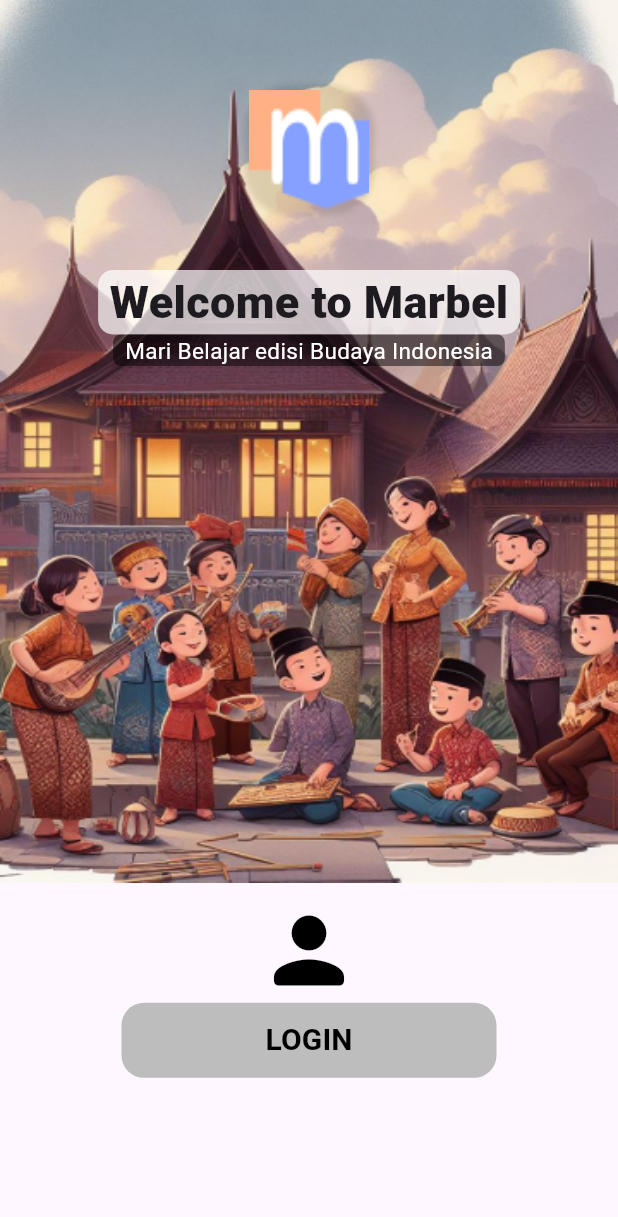
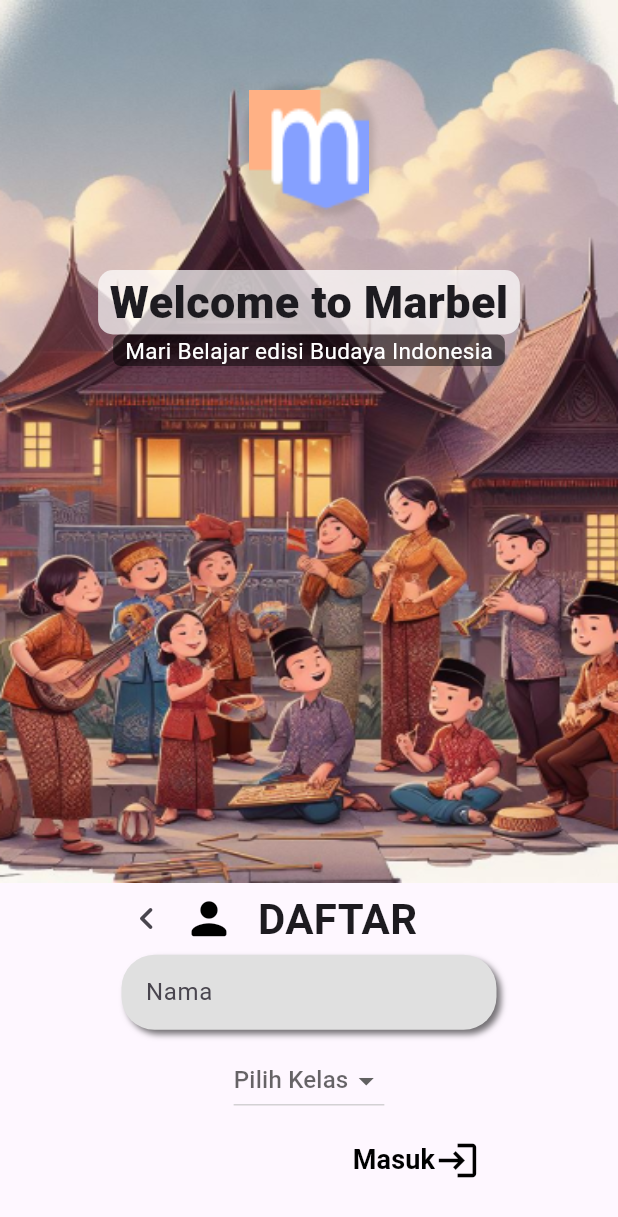
Before and after one commit to desmondorix/Flutter_Project, a Flutter app: the RegisterPage screen opened directly, on a phone screen of 412 x 824 dp. Shown: the top 1217 px of the screen. Run offline on Flutter 3.47's test engine with Material 3 defaults, Android fonts, the phone set to English and light mode, and no system bars.

Commit message:
drop down list

```diff
--- a/lib/pages/register_page.dart
+++ b/lib/pages/register_page.dart
@@ -1,18 +1,25 @@
 import 'package:flutter/material.dart';
+import 'package:marbel/pages/home_page.dart';
+import 'package:marbel/pages/main_page.dart';
+import 'package:marbel/widgets/custom_textfield_home.dart';
 
 class RegisterPage extends StatefulWidget {
-  const RegisterPage({super.key});
+  const RegisterPage({Key? key}) : super(key: key);
 
   @override
-  State<RegisterPage> createState() => _LoginPageState();
+  State<RegisterPage> createState() => _RegisterPageState();
 }
 
-class _LoginPageState extends State<RegisterPage> {
+class _RegisterPageState extends State<RegisterPage> {
+  TextEditingController namaController = TextEditingController();
+  String? _dropdownValue;
+
   @override
   Widget build(BuildContext context) {
     Size size = MediaQuery.of(context).size;
     return Scaffold(
-      body: Padding(
+      body: SingleChildScrollView(
+        child: Padding(
           padding: const EdgeInsets.all(0),
           child: Column(
             crossAxisAlignment: CrossAxisAlignment.center,
@@ -28,7 +35,8 @@ class _LoginPageState extends State<RegisterPage> {
                     height: size.height / 1.4,
                     child: const Image(
                         fit: BoxFit.fill,
-                        image: AssetImage("assets/bg_marbel_login.png"))),
+                        image: AssetImage("assets/bg_marbel_login.png")),
+                  ),
                   Positioned(
                     top: 60,
                     child: Container(
@@ -42,7 +50,8 @@ class _LoginPageState extends State<RegisterPage> {
                             spreadRadius: 3,
                             blurRadius: 3,
                           )
-                        ]),
+                        ],
+                      ),
                       child: const Image(
                           fit: BoxFit.fill,
                           image: AssetImage("assets/logo_marbel.png")),
@@ -60,7 +69,8 @@ class _LoginPageState extends State<RegisterPage> {
                         " Welcome to Marbel ",
                         style: TextStyle(
                             fontSize: 30, fontWeight: FontWeight.w900),
-                      )),
+                      ),
+                    ),
                   ),
                   Positioned(
                     top: 223,
@@ -76,44 +86,93 @@ class _LoginPageState extends State<RegisterPage> {
                             fontSize: 15,
                             fontWeight: FontWeight.w400,
                             color: Colors.white),
-                      )),
-                )
+                      ),
+                    ),
+                  ),
                 ],
               ),
-            const SizedBox(
-              height: 10,
+              Row(
+                mainAxisAlignment: MainAxisAlignment.center,
+                children: [
+                  IconButton(
+                    onPressed: () {
+                      Navigator.push(context, MaterialPageRoute(
+                        builder: (context) {
+                          return const HomePage();
+                        },
+                      ));
+                    },
+                    icon: const Icon(Icons.chevron_left_rounded, size: 30),
                   ),
                   const Icon(
                     Icons.person_rounded,
-              size: 70,
+                    size: 35,
                     color: Colors.black,
                   ),
-            TextButton(
-              style: TextButton.styleFrom(
-                  shape: const RoundedRectangleBorder(
-                  borderRadius: BorderRadius.all(Radius.circular(15))),
-                  backgroundColor: Colors.grey[400],
-                  foregroundColor: Colors.black,
-                  minimumSize: const Size(250, 50),
-                  shadowColor: Colors.black
+                  const SizedBox(width: 15),
+                  const Text('DAFTAR',
+                      style:
+                          TextStyle(fontSize: 28, fontWeight: FontWeight.bold)),
+                  const SizedBox(
+                    width: 60,
                   ),
+                ],
+              ),
+              CustomTextFieldHome(label: "Nama", controller: namaController),
+              const SizedBox(height: 10),
+              DropdownButton(
+                hint: const Text("Pilih Kelas"),
+                items: const [
+                  DropdownMenuItem(value: "Kelas 1", child: Text("Kelas 1")),
+                  DropdownMenuItem(value: "Kelas 2", child: Text("Kelas 2")),
+                  DropdownMenuItem(value: "Kelas 3", child: Text("Kelas 3")),
+                  DropdownMenuItem(value: "Kelas 4", child: Text("Kelas 4")),
+                  DropdownMenuItem(value: "Kelas 5", child: Text("Kelas 5")),
+                  DropdownMenuItem(value: "Kelas 6", child: Text("Kelas 6")),
+                ],
+                value: _dropdownValue,
+                onChanged: (newValue) {
+                  setState(() {
+                    _dropdownValue = newValue as String;
+                  });
+                },
+              ),
+              const SizedBox(height: 5),
+              Row(
+                mainAxisAlignment: MainAxisAlignment.end,
+                children: [
+                  Container(
+                    child: TextButton(
                       onPressed: () {
-                Navigator.push(
-                  context,
-                  MaterialPageRoute(
-                    builder: (context) => const RegisterPage(),
+                        Navigator.push(context, MaterialPageRoute(
+                          builder: (context) {
+                            return const MainPage();
+                          },
+                        ));
+                      },
+                      child: const Row(
+                        children: [
+                          Text("Masuk",
+                              style: TextStyle(
+                                  fontSize: 18,
+                                  fontWeight: FontWeight.bold,
+                                  color: Colors.black)),
+                          Icon(
+                            Icons.login,
+                            size: 30,
+                            color: Colors.black,
                           ),
-                );
-              },
-              child: const Text('LOGIN',
-                  style: TextStyle(fontSize: 20, fontWeight: FontWeight.bold)),
+                        ],
                       ),
-
+                    ),
+                  ),
                   const SizedBox(
-              height: 10,
+                    width: 80,
                   ),
-
                 ],
+              ),
+            ],
+          ),
         ),
       ),
     );
--- a/lib/widgets/custom_textfield_home.dart
+++ b/lib/widgets/custom_textfield_home.dart
@@ -12,6 +12,7 @@ class CustomTextFieldHome extends StatelessWidget {
     Widget build(BuildContext context) {
       return Container(
         width: 250,
+        height: 50,
         decoration: const BoxDecoration(
             borderRadius: BorderRadius.all(Radius.circular(22)),
             boxShadow: [
```
Also changed, not shown: lib/pages/login_page.dart (+9 -4 lines), lib/pages/main_page.dart (+15 -0 lines). Lines whose indentation alone changed are shown as unchanged.
